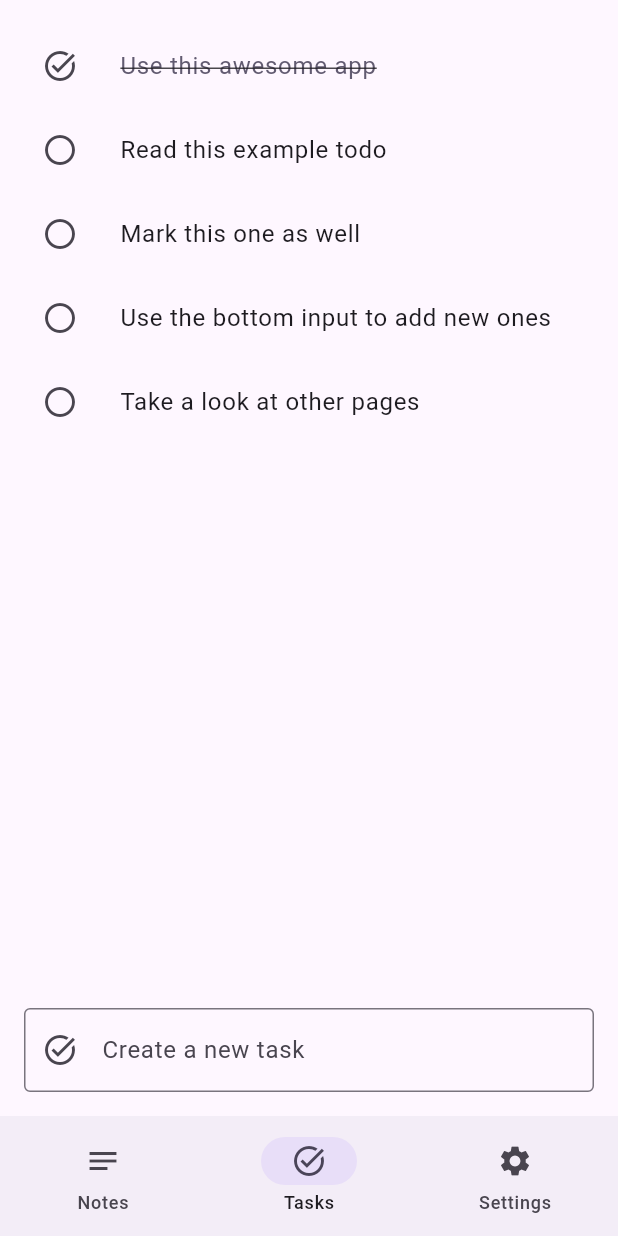
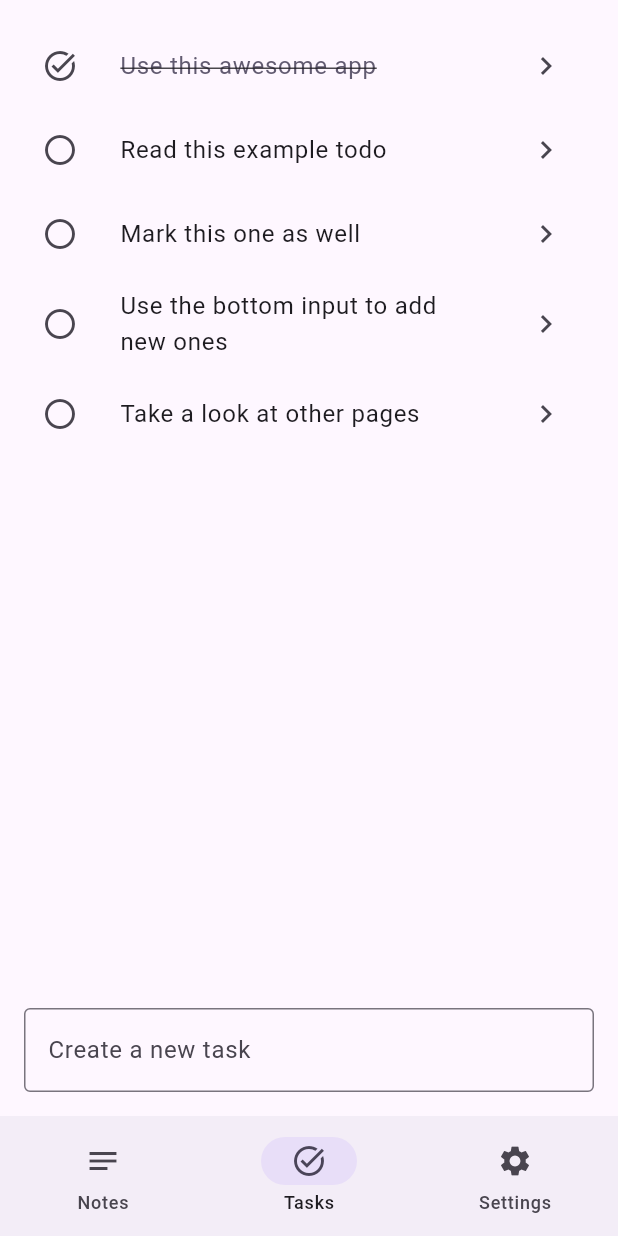
Before and after one commit to AmirSavand/flutter-todo, a Flutter app: the screen it shows after launch, on a phone screen of 412 x 824 dp. Run offline on Flutter 3.47's test engine with Material 3 defaults, Android fonts, the phone set to English and light mode, and no system bars; our stand-ins replace go_router, package_info_plus, shared_preferences.

Commit message:
Add task page

```diff
--- a/lib/main.dart
+++ b/lib/main.dart
@@ -1,6 +1,7 @@
 import 'package:flutter/material.dart';
 import 'package:flutter_todo/pages/notes.page.dart';
 import 'package:flutter_todo/pages/settings.page.dart';
+import 'package:flutter_todo/pages/task.page.dart';
 import 'package:flutter_todo/pages/tasks.page.dart';
 import 'package:flutter_todo/pages/wrapper.page.dart';
 import 'package:flutter_todo/transitions/slide-fade-up.transition.dart';
@@ -20,21 +21,44 @@ class MyApp extends StatelessWidget {
           return WrapperPage(child: child);
         },
         routes: [
-          _createRoute('/', const TasksPage()),
-          _createRoute('/notes', const NotesPage()),
-          _createRoute('/settings', const SettingsPage()),
+          _createRoute('tasks', '/', const TasksPage()),
+          _createRouteWithId('task', '/task/:id', (id) => TaskPage(id: id)),
+          _createRoute('notes', '/notes', const NotesPage()),
+          _createRoute('settings', '/settings', const SettingsPage()),
         ],
       ),
     ],
   );
 
   /// Go route instance creator to avoid repetition.
-  static GoRoute _createRoute(String path, Widget child) {
+  static GoRoute _createRoute(
+    String name,
+    String path,
+    Widget child,
+  ) {
     return GoRoute(
+      name: name,
       path: path,
       pageBuilder: (context, state) => CustomTransitionPage(
         key: state.pageKey,
         child: child,
+        transitionsBuilder: slideFadeUpTransition,
+      ),
+    );
+  }
+
+  // Same as _createRoute but for routes with ID.
+  static GoRoute _createRouteWithId(
+    String name,
+    String path,
+    Widget Function(String id) getWidget,
+  ) {
+    return GoRoute(
+      name: name,
+      path: path,
+      pageBuilder: (context, state) => CustomTransitionPage(
+        key: state.pageKey,
+        child: getWidget(state.pathParameters['id'].toString()),
         transitionsBuilder: slideFadeUpTransition,
       ),
     );
--- a/lib/models/task.model.dart
+++ b/lib/models/task.model.dart
@@ -1,3 +1,4 @@
+import 'package:flutter/material.dart';
 import 'package:uuid/uuid.dart';
 
 import '../classes/store.dart';
@@ -60,6 +61,10 @@ class Task {
     );
   }
 
+  /// Get the icon representing this task (done status).
+  IconData get icon => done ? Icons.task_alt : Icons.circle_outlined;
+
+  /// Create and return a new task instance.
   static create({required String title, bool done = false}) {
     return Task._(
       id: _uuid.v4(),
--- a/lib/pages/tasks.page.dart
+++ b/lib/pages/tasks.page.dart
@@ -1,5 +1,6 @@
 import 'package:flutter/material.dart';
 import 'package:flutter_todo/models/task.model.dart';
+import 'package:go_router/go_router.dart';
 
 class TasksPage extends StatefulWidget {
   const TasksPage({super.key});
@@ -37,9 +38,7 @@ class _TasksPageState extends State<TasksPage> {
                 final task = _tasks[index];
                 return ListTile(
                   leading: IconButton(
-                    icon: Icon(
-                      task.done ? Icons.task_alt : Icons.circle_outlined,
-                    ),
+                    icon: Icon(task.icon),
                     onPressed: () {
                       setState(() {
                         task.done = !task.done;
@@ -56,6 +55,12 @@ class _TasksPageState extends State<TasksPage> {
                           : null,
                     ),
                   ),
+                  trailing: IconButton(
+                    icon: const Icon(Icons.chevron_right),
+                    onPressed: () {
+                      context.go('/task/${task.id}');
+                    },
+                  ),
                 );
               },
             ),
@@ -65,7 +70,6 @@ class _TasksPageState extends State<TasksPage> {
             child: TextField(
               controller: _taskInputController,
               decoration: const InputDecoration(
-                prefixIcon: Icon(Icons.task_alt),
                 border: OutlineInputBorder(),
                 hintText: 'Create a new task',
               ),
--- /dev/null
+++ b/lib/widgets/loading.widget.dart
@@ -0,0 +1,3 @@
+import 'package:flutter/material.dart';
+
+const Widget loadingWidget = Center(child: CircularProgressIndicator());
--- a/pubspec.yaml
+++ b/pubspec.yaml
@@ -1,7 +1,7 @@
 name: flutter_todo
 description: 'Todo app made via Flutter.'
 publish_to: 'none'
-version: 1.2.0
+version: 1.3.0
 environment:
   sdk: ^3.5.3
 dependencies:
```
Also changed, not shown: lib/classes/store.dart (+13 -0 lines), lib/pages/task.page.dart (added, +90 -0 lines), lib/widgets/not-found.widget.dart (added, +14 -0 lines), 1 other file.
